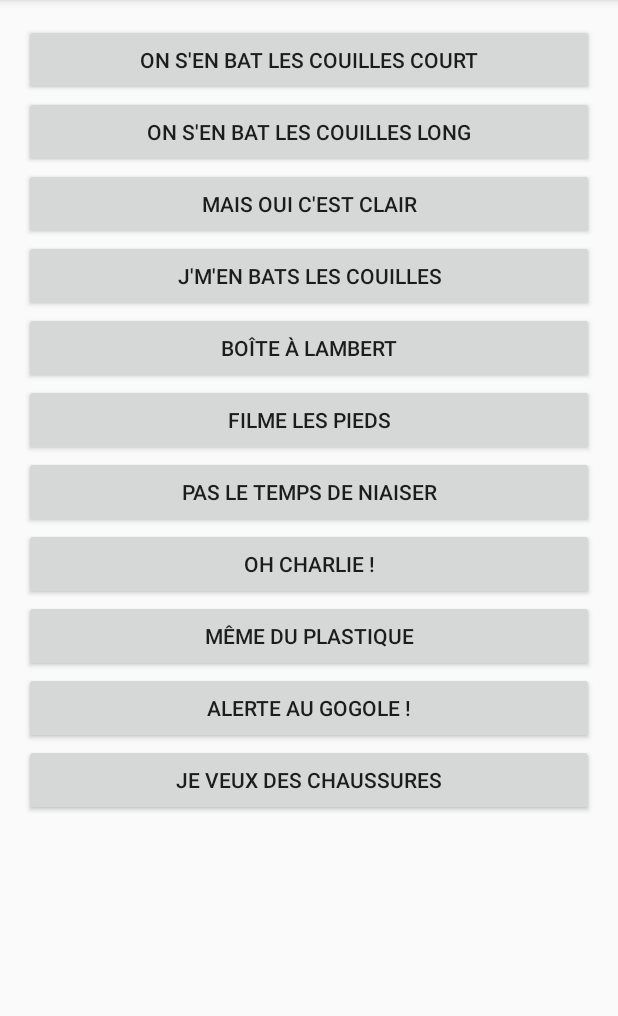
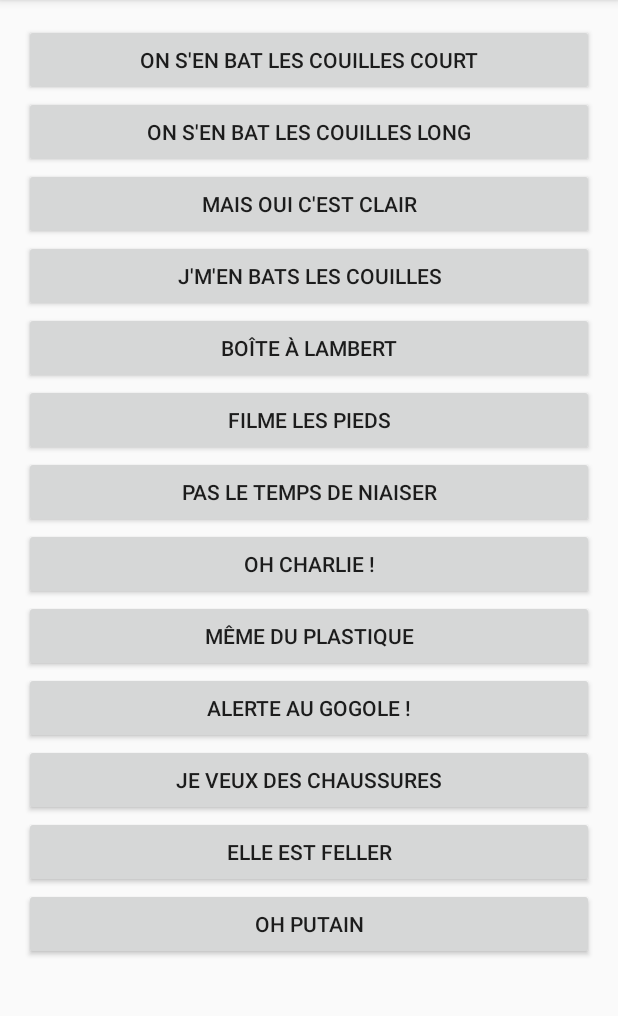
Before and after one commit to MatthieuCotton/SoundBox, an Android app: the screen it shows after launch (MainActivity), on a phone screen of 412 x 824 dp, the part 84-1100 px from its top. Run offline under Robolectric (Android 15) with nearby library versions, the phone set to English and light mode, and no system bars.

Commit message:
putain/feller

```diff
--- a/app/src/main/java/com/orange/matthieu/soudbox/MainActivity.java
+++ b/app/src/main/java/com/orange/matthieu/soudbox/MainActivity.java
@@ -3,7 +3,6 @@ package com.orange.matthieu.soudbox;
 
 import android.media.MediaPlayer;
 import android.os.Bundle;
-import android.provider.MediaStore;
 import android.support.v7.app.AppCompatActivity;
 import android.support.v7.widget.Toolbar;
 import android.view.View;
@@ -101,6 +100,14 @@ public class MainActivity extends AppCompatActivity implements View.OnClickListe
                 mMediaPlayer = MediaPlayer.create(this, R.raw.chaussures);
                 mMediaPlayer.start();
                 break;
+            case R.id.feller:
+                mMediaPlayer = MediaPlayer.create(this, R.raw.feller);
+                mMediaPlayer.start();
+                break;
+            case R.id.ohPutain:
+                mMediaPlayer = MediaPlayer.create(this, R.raw.ohputain);
+                mMediaPlayer.start();
+                break;
         }
 
     }
@@ -118,6 +125,8 @@ public class MainActivity extends AppCompatActivity implements View.OnClickListe
         Button btnPlastique;
         Button btnGogole;
         Button btnChaussures;
+        Button btnOhPutain;
+        Button btnFeller;
 
         btnOnSenBatLesCouillesCourt = (Button) findViewById(R.id.onSenBatLesCouillesCourt);
         btnMalou = (Button) findViewById(R.id.Malou);
@@ -130,6 +139,9 @@ public class MainActivity extends AppCompatActivity implements View.OnClickListe
         btnPlastique = (Button) findViewById(R.id.memeDuPlastique);
         btnGogole = (Button) findViewById(R.id.alerteGogole);
         btnChaussures = (Button) findViewById(R.id.chaussures);
+        btnOhPutain = (Button) findViewById(R.id.ohPutain);
+        btnFeller = (Button) findViewById(R.id.feller);
+
 
         btnOnSenBatLesCouillesCourt.setOnClickListener(this);
         btnMalou.setOnClickListener(this);
@@ -142,6 +154,8 @@ public class MainActivity extends AppCompatActivity implements View.OnClickListe
         btnPlastique.setOnClickListener(this);
         btnGogole.setOnClickListener(this);
         btnChaussures.setOnClickListener(this);
+        btnOhPutain.setOnClickListener(this);
+        btnFeller.setOnClickListener(this);
     }
 
 }
--- a/app/src/main/res/layout/content_main.xml
+++ b/app/src/main/res/layout/content_main.xml
@@ -88,6 +88,18 @@
                 android:text="@string/chaussures"
                 android:id="@+id/chaussures" />
 
+            <Button
+                android:layout_width="match_parent"
+                android:layout_height="wrap_content"
+                android:text="@string/feller"
+                android:id="@+id/feller" />
+
+            <Button
+                android:layout_width="match_parent"
+                android:layout_height="wrap_content"
+                android:text="@string/ohPutain"
+                android:id="@+id/ohPutain"/>
+
         </LinearLayout>
 
 
--- a/app/src/main/res/values/strings.xml
+++ b/app/src/main/res/values/strings.xml
@@ -12,4 +12,6 @@
     <string name="plastique">Même du plastique</string>
     <string name="alerteGogole">Alerte au gogole !</string>
     <string name="chaussures">Je veux des chaussures</string>
+    <string name="ohPutain">Oh putain</string>
+    <string name="feller">Elle est feller</string>
 </resources>
```
Also changed, not shown: 2 other files.
